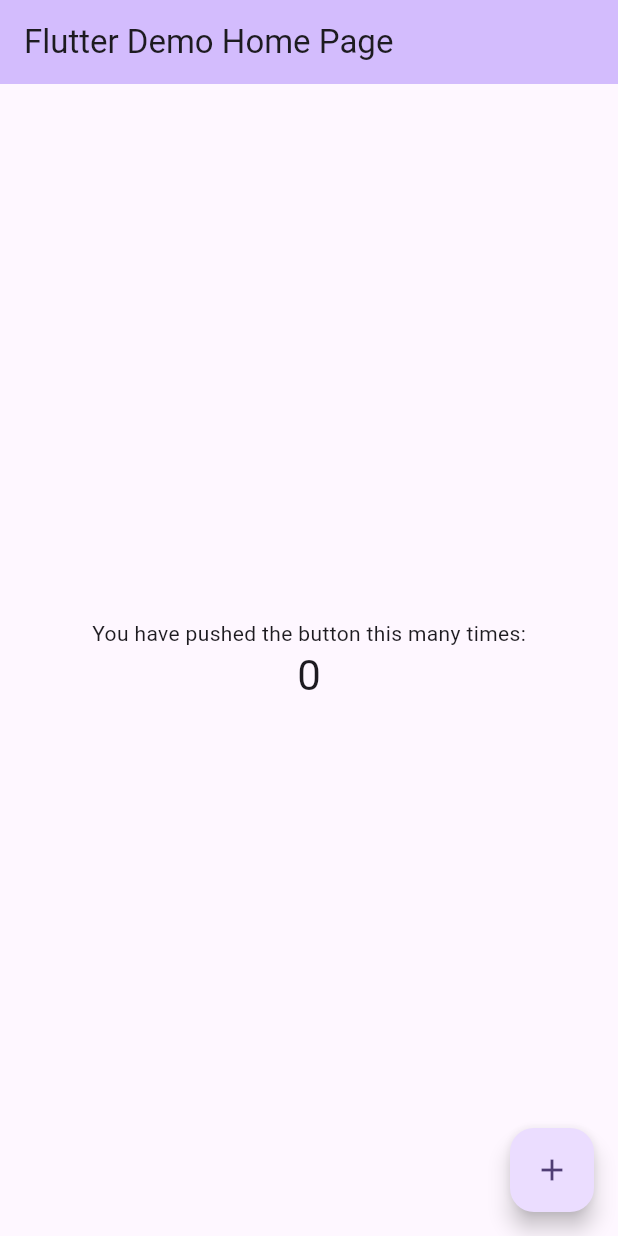
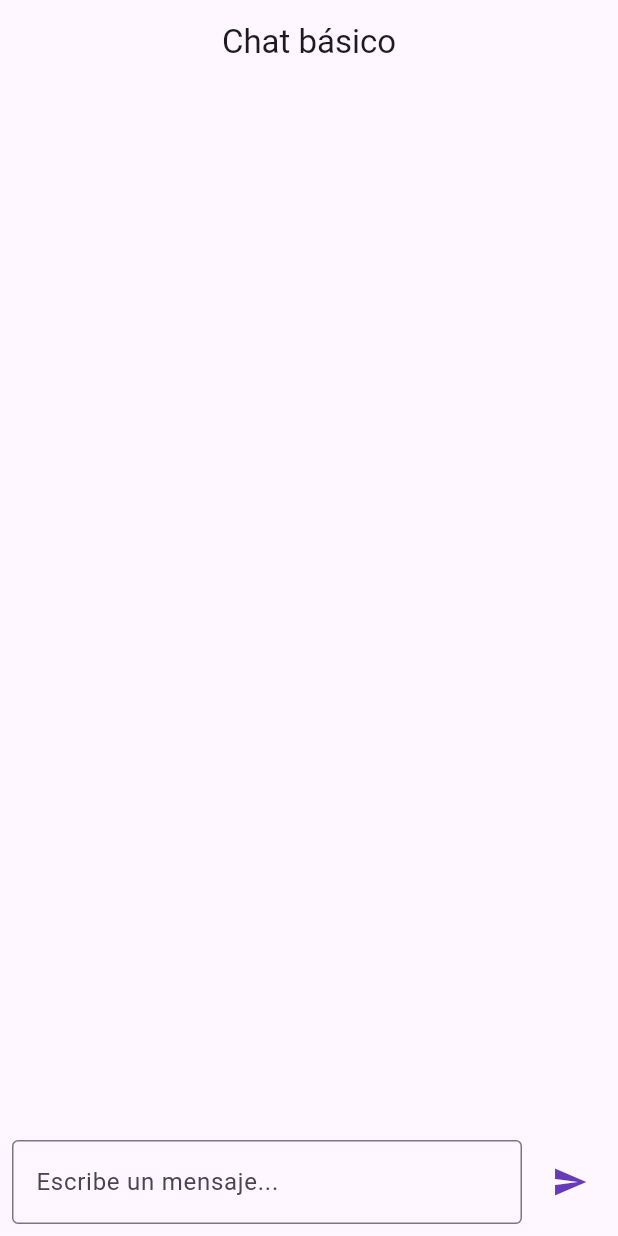
Before and after one commit to Carlos8754/proyecto-movil2, a Flutter app: the screen it shows after launch, on a phone screen of 412 x 824 dp. Run offline on Flutter 3.47's test engine with Material 3 defaults, Android fonts, the phone set to English and light mode, and no system bars.

Commit message:
chanchito feliz

```diff
--- a/lib/main.dart
+++ b/lib/main.dart
@@ -7,115 +7,105 @@ void main() {
 class MyApp extends StatelessWidget {
   const MyApp({super.key});
 
-  // This widget is the root of your application.
   @override
   Widget build(BuildContext context) {
     return MaterialApp(
-      title: 'Flutter Demo',
+      debugShowCheckedModeBanner: false,
+      title: 'Chat básico',
       theme: ThemeData(
-        // This is the theme of your application.
-        //
-        // TRY THIS: Try running your application with "flutter run". You'll see
-        // the application has a purple toolbar. Then, without quitting the app,
-        // try changing the seedColor in the colorScheme below to Colors.green
-        // and then invoke "hot reload" (save your changes or press the "hot
-        // reload" button in a Flutter-supported IDE, or press "r" if you used
-        // the command line to start the app).
-        //
-        // Notice that the counter didn't reset back to zero; the application
-        // state is not lost during the reload. To reset the state, use hot
-        // restart instead.
-        //
-        // This works for code too, not just values: Most code changes can be
-        // tested with just a hot reload.
-        colorScheme: .fromSeed(seedColor: Colors.deepPurple),
+        colorScheme: ColorScheme.fromSeed(seedColor: Colors.deepPurple),
+        useMaterial3: true,
       ),
-      home: const MyHomePage(title: 'Flutter Demo Home Page'),
+      home: const ChatPage(),
     );
   }
 }
 
-class MyHomePage extends StatefulWidget {
-  const MyHomePage({super.key, required this.title});
-
-  // This widget is the home page of your application. It is stateful, meaning
-  // that it has a State object (defined below) that contains fields that affect
-  // how it looks.
-
-  // This class is the configuration for the state. It holds the values (in this
-  // case the title) provided by the parent (in this case the App widget) and
-  // used by the build method of the State. Fields in a Widget subclass are
-  // always marked "final".
-
-  final String title;
+class ChatPage extends StatefulWidget {
+  const ChatPage({super.key});
 
   @override
-  State<MyHomePage> createState() => _MyHomePageState();
+  State<ChatPage> createState() => _ChatPageState();
 }
 
-class _MyHomePageState extends State<MyHomePage> {
-  int _counter = 0;
+class _ChatPageState extends State<ChatPage> {
+  final TextEditingController _controller = TextEditingController();
+  final List<String> _messages = [];
 
-  void _incrementCounter() {
+  void _sendMessage() {
+    if (_controller.text.trim().isEmpty) return;
+
     setState(() {
-      // This call to setState tells the Flutter framework that something has
-      // changed in this State, which causes it to rerun the build method below
-      // so that the display can reflect the updated values. If we changed
-      // _counter without calling setState(), then the build method would not be
-      // called again, and so nothing would appear to happen.
-      _counter++;
+      _messages.add("user:${_controller.text}");
+      _messages.add("bot:Recibí tu mensaje 👉 ${_controller.text}");
     });
+
+    _controller.clear();
   }
 
   @override
   Widget build(BuildContext context) {
-    // This method is rerun every time setState is called, for instance as done
-    // by the _incrementCounter method above.
-    //
-    // The Flutter framework has been optimized to make rerunning build methods
-    // fast, so that you can just rebuild anything that needs updating rather
-    // than having to individually change instances of widgets.
     return Scaffold(
       appBar: AppBar(
-        // TRY THIS: Try changing the color here to a specific color (to
-        // Colors.amber, perhaps?) and trigger a hot reload to see the AppBar
-        // change color while the other colors stay the same.
-        backgroundColor: Theme.of(context).colorScheme.inversePrimary,
-        // Here we take the value from the MyHomePage object that was created by
-        // the App.build method, and use it to set our appbar title.
-        title: Text(widget.title),
+        title: const Text("Chat básico"),
+        centerTitle: true,
       ),
-      body: Center(
-        // Center is a layout widget. It takes a single child and positions it
-        // in the middle of the parent.
-        child: Column(
-          // Column is also a layout widget. It takes a list of children and
-          // arranges them vertically. By default, it sizes itself to fit its
-          // children horizontally, and tries to be as tall as its parent.
-          //
-          // Column has various properties to control how it sizes itself and
-          // how it positions its children. Here we use mainAxisAlignment to
-          // center the children vertically; the main axis here is the vertical
-          // axis because Columns are vertical (the cross axis would be
-          // horizontal).
-          //
-          // TRY THIS: Invoke "debug painting" (choose the "Toggle Debug Paint"
-          // action in the IDE, or press "p" in the console), to see the
-          // wireframe for each widget.
-          mainAxisAlignment: .center,
-          children: [
-            const Text('You have pushed the button this many times:'),
-            Text(
-              '$_counter',
-              style: Theme.of(context).textTheme.headlineMedium,
+      body: Column(
+        children: [
+          // Mensajes
+          Expanded(
+            child: ListView.builder(
+              padding: const EdgeInsets.all(8),
+              itemCount: _messages.length,
+              itemBuilder: (context, index) {
+                final isUser = _messages[index].startsWith("user:");
+                final text = _messages[index].replaceFirst(
+                    isUser ? "user:" : "bot:", "");
+
+                return Align(
+                  alignment:
+                      isUser ? Alignment.centerRight : Alignment.centerLeft,
+                  child: Container(
+                    margin: const EdgeInsets.symmetric(vertical: 4),
+                    padding: const EdgeInsets.all(12),
+                    decoration: BoxDecoration(
+                      color: isUser
+                          ? Colors.deepPurple.shade100
+                          : Colors.grey.shade300,
+                      borderRadius: BorderRadius.circular(12),
+                    ),
+                    child: Text(text),
+                  ),
+                );
+              },
             ),
-          ],
-        ),
-      ),
-      floatingActionButton: FloatingActionButton(
-        onPressed: _incrementCounter,
-        tooltip: 'Increment',
-        child: const Icon(Icons.add),
+          ),
+
+          // Entrada de texto
+          Padding(
+            padding: const EdgeInsets.all(8),
+            child: Row(
+              children: [
+                Expanded(
+                  child: TextField(
+                    controller: _controller,
+                    decoration: const InputDecoration(
+                      hintText: "Escribe un mensaje...",
+                      border: OutlineInputBorder(),
+                    ),
+                    onSubmitted: (_) => _sendMessage(),
+                  ),
+                ),
+                const SizedBox(width: 8),
+                IconButton(
+                  onPressed: _sendMessage,
+                  icon: const Icon(Icons.send),
+                  color: Colors.deepPurple,
+                ),
+              ],
+            ),
+          ),
+        ],
       ),
     );
   }
```
